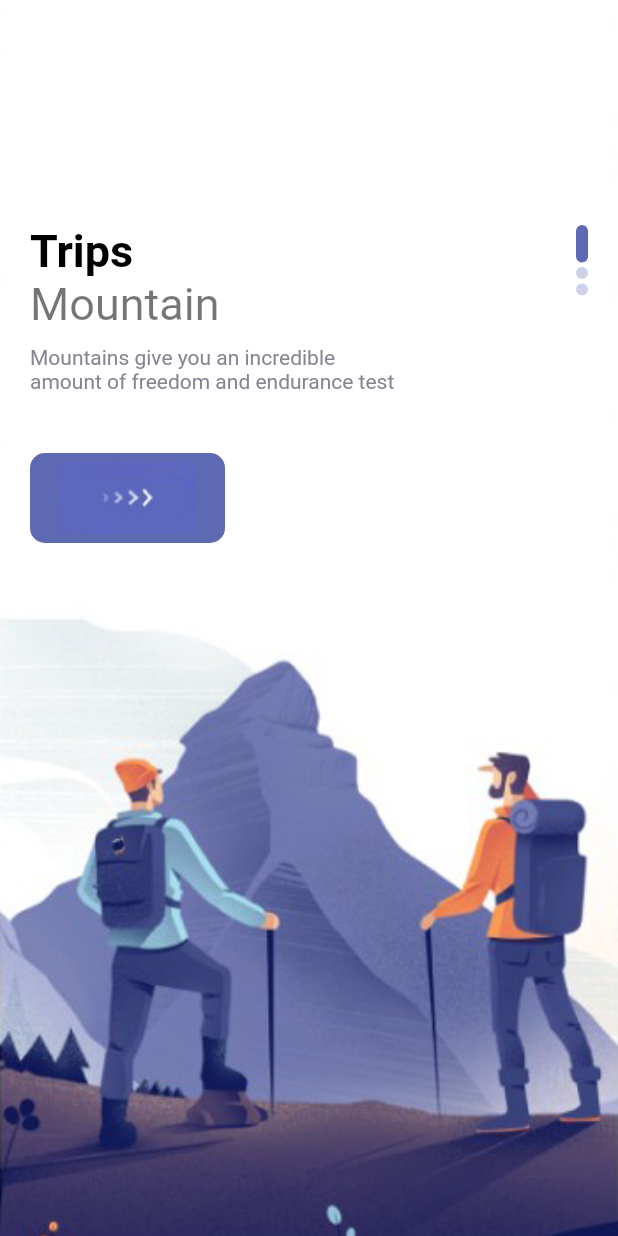
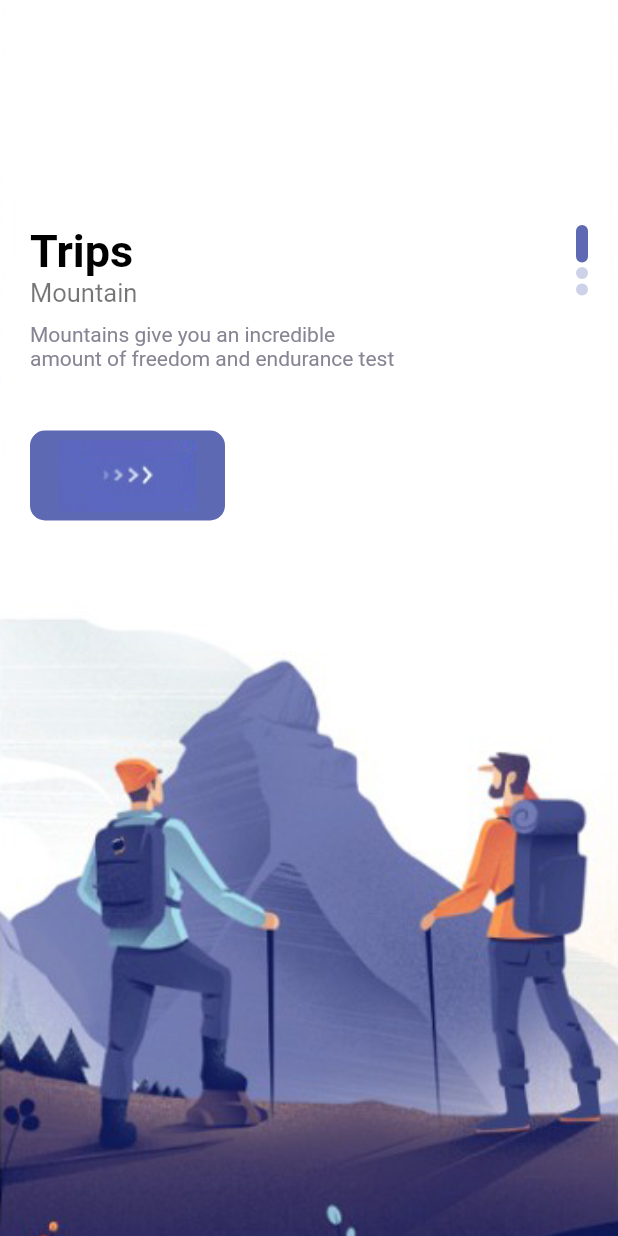
Before and after one commit to akash84323/travel_app, a Flutter app: the WelcomePage screen opened directly, on a phone screen of 412 x 824 dp. Run offline on Flutter 3.47's test engine with Material 2 defaults, Android fonts, the phone set to English and light mode, and no system bars; our stand-ins replace bloc, equatable, flutter_bloc.

```diff
--- /dev/null
+++ b/lib/cubit/app_cubit_states.dart
@@ -0,0 +1,17 @@
+import 'package:equatable/equatable.dart';
+
+abstract class CubitStates extends Equatable {}
+
+class InitialClass extends CubitStates {
+  @override
+  // ignore: todo
+  // TODO: implement props
+  List<Object> get props => [];
+}
+
+class WelcomeState extends CubitStates {
+  @override
+  // ignore: todo
+  // TODO: implement props
+  List<Object> get props => [];
+}
--- /dev/null
+++ b/lib/cubit/app_cubits.dart
@@ -0,0 +1,8 @@
+import 'package:bloc/bloc.dart';
+import 'package:travel_app/cubit/app_cubit_states.dart';
+
+class AppCubits extends Cubit<CubitStates> {
+  AppCubits() : super(InitialClass()) {
+    emit(WelcomeState());
+  }
+}
--- a/lib/pages/nav_pages/main_page.dart
+++ b/lib/pages/nav_pages/main_page.dart
@@ -3,7 +3,7 @@ import 'package:travel_app/pages/nav_pages/bar_item_page.dart';
 import 'package:travel_app/pages/nav_pages/my_page.dart';
 import 'package:travel_app/pages/nav_pages/search_page.dart';
 
-import 'home_page.dart';
+import '../home_page.dart';
 
 class MainPage extends StatefulWidget {
   const MainPage({super.key});
--- a/lib/widgets/app_text.dart
+++ b/lib/widgets/app_text.dart
@@ -8,7 +8,7 @@ class AppText extends StatelessWidget {
   final FontWeight fontWeight;
   AppText({
     Key? key,
-    this.size = 30,
+    this.size = 17,
     required this.text,
     this.color = Colors.black54,
     this.fontWeight = FontWeight.normal,
--- a/lib/widgets/responsive_button.dart
+++ b/lib/widgets/responsive_button.dart
@@ -1,6 +1,7 @@
 // ignore_for_file: public_member_api_docs, sort_constructors_first
 import 'package:flutter/material.dart';
 import 'package:travel_app/misc/colors.dart';
+import 'package:travel_app/widgets/app_text.dart';
 
 class ResponsiveButton extends StatelessWidget {
   final bool? isResposive;
@@ -8,24 +9,38 @@ class ResponsiveButton extends StatelessWidget {
   const ResponsiveButton({
     Key? key,
     this.isResposive = false,
-    this.width,
+    this.width = 120,
   }) : super(key: key);
 
   @override
   Widget build(BuildContext context) {
-    return Container(
-      width: width,
+    return Flexible(
+      child: Container(
+        width: isResposive == true ? double.maxFinite : width,
         height: 60,
         decoration: BoxDecoration(
-          color: AppColors.mainColor, borderRadius: BorderRadius.circular(10)),
+            color: AppColors.mainColor,
+            borderRadius: BorderRadius.circular(10)),
         child: Row(
-        mainAxisAlignment: MainAxisAlignment.center,
+          mainAxisAlignment: isResposive == true
+              ? MainAxisAlignment.spaceBetween
+              : MainAxisAlignment.center,
           children: [
+            isResposive == true
+                ? Container(
+                    margin: const EdgeInsets.only(left: 20),
+                    child: AppText(
+                      text: "Book Trip Now",
+                      color: Colors.white,
+                    ),
+                  )
+                : Container(),
             Image.asset(
               'img/button-one.png',
             )
           ],
         ),
+      ),
     );
   }
 }
--- a/pubspec.yaml
+++ b/pubspec.yaml
@@ -34,6 +34,10 @@ dependencies:
   # The following adds the Cupertino Icons font to your application.
   # Use with the CupertinoIcons class for iOS style icons.
   cupertino_icons: ^1.0.2
+  bloc: ^8.0.3
+  flutter_bloc: ^8.0.1
+  equatable: ^2.0.3
+  http: ^0.13.4
 
 dev_dependencies:
   flutter_test:
```
Also changed, not shown: lib/cubit/app_cubit_logic.dart (added, +29 -0 lines), lib/main.dart (+9 -2 lines), lib/pages/detail_page.dart (added, +195 -0 lines), lib/widgets/app_buttons.dart (added, +49 -0 lines), lib/pages/home_page.dart (renamed from lib/pages/nav_pages/home_page.dart), pubspec.lock. Lines whose indentation alone changed are shown as unchanged.
